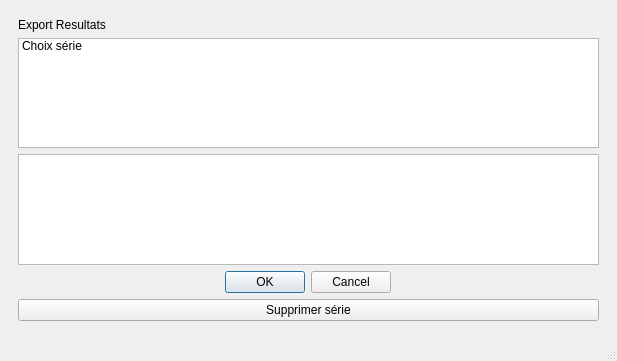
qserdel/projet-industriel-roborongeurs, file QT/Menus interface/mainwindow.ui: the form before one commit.
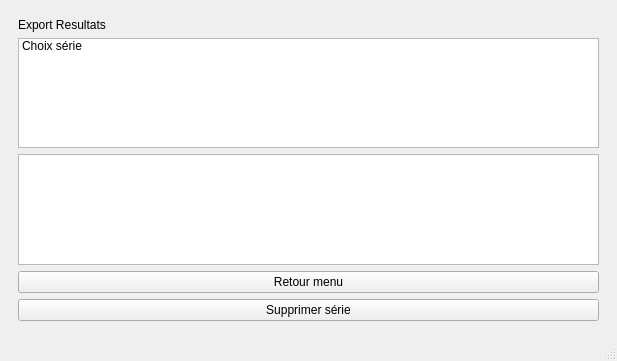
The form after the commit. The open tabs and pages were chosen to show the change.

```diff
--- a/QT/Menus interface/mainwindow.ui
+++ b/QT/Menus interface/mainwindow.ui
@@ -162,10 +162,10 @@
         <item>
          <widget class="QTableView" name="tableView"/>
         </item>
-        <item alignment="Qt::AlignHCenter|Qt::AlignVCenter">
-         <widget class="QDialogButtonBox" name="buttonBox_3">
-          <property name="standardButtons">
-           <set>QDialogButtonBox::Cancel|QDialogButtonBox::Ok</set>
+        <item>
+         <widget class="QPushButton" name="retourMenuResultats">
+          <property name="text">
+           <string>Retour menu</string>
           </property>
          </widget>
         </item>
```
Left out of the diff: 28 changed lines with no effect on the pictures.
